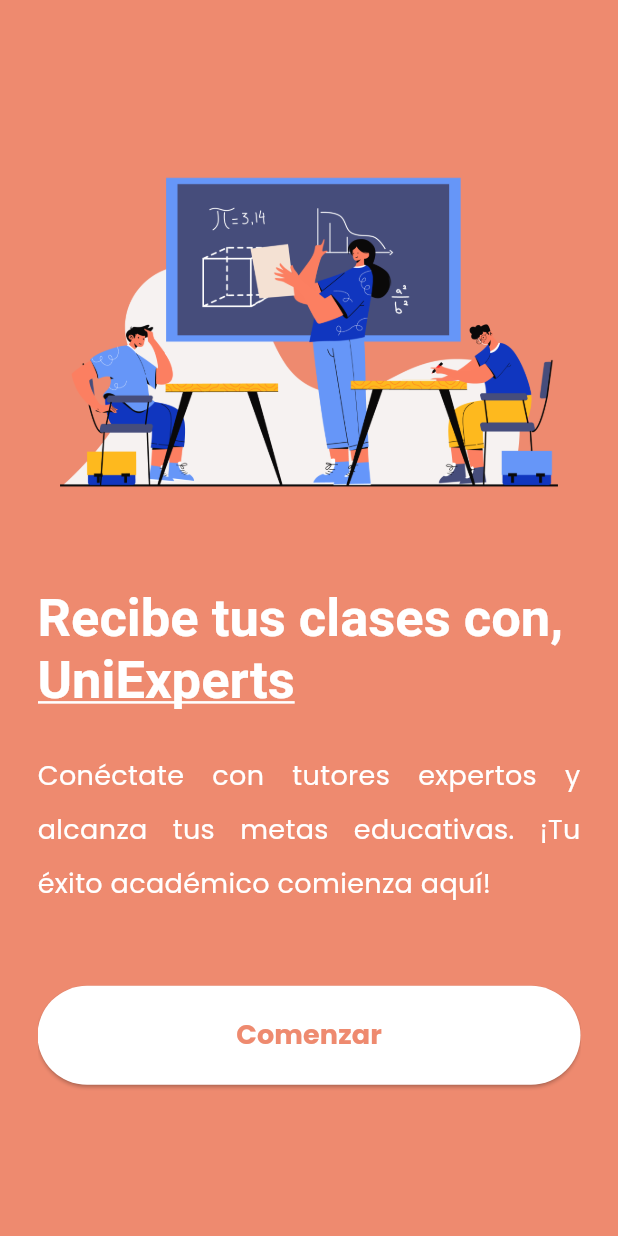
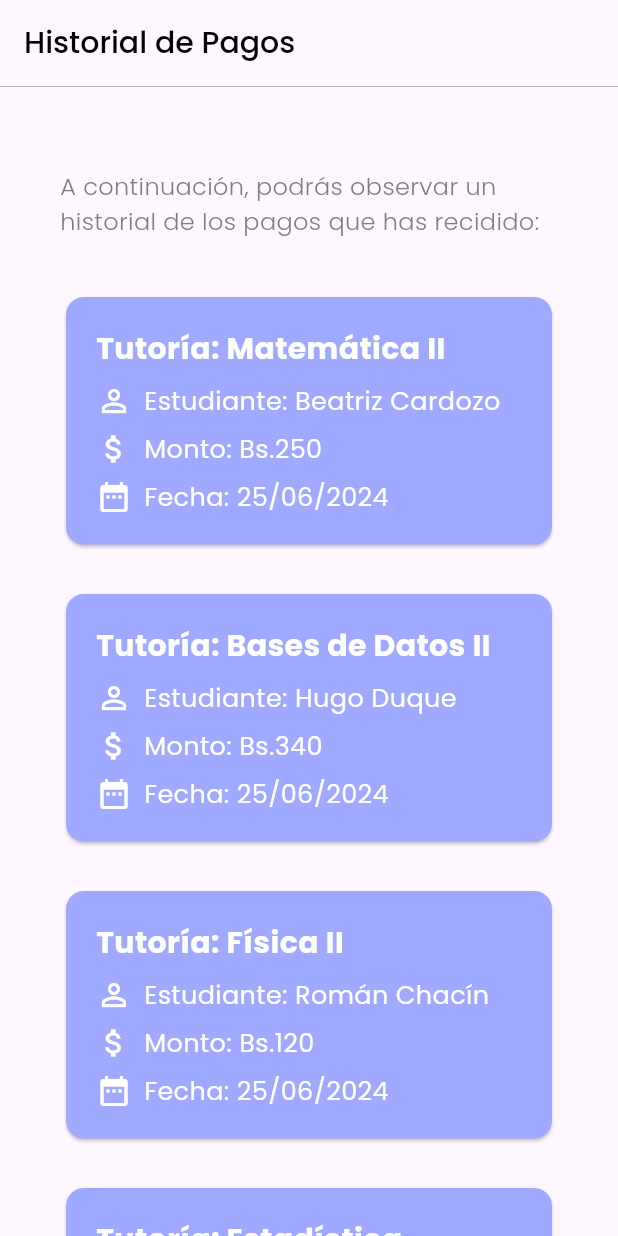
Before and after one commit to Metro-Experts/metroexpert-front, a Flutter app: the screen it shows after launch, on a phone screen of 412 x 824 dp. Run offline on Flutter 3.47's test engine with Material 3 defaults, Android fonts, the phone set to English and light mode, and no system bars; our stand-ins replace firebase_auth, firebase_core, flutter_svg, image_picker, table_calendar; accounts and stored records are empty.

Commit message:
Historial de Pagos

```diff
--- /dev/null
+++ b/lib/components/custom_history_card.dart
@@ -0,0 +1,89 @@
+import 'package:flutter/material.dart';
+
+class CustomHistoryCard extends StatefulWidget {
+  final String classTitle;
+  final String studentName;
+  final String amount;
+  final String date;
+
+  const CustomHistoryCard(
+      {super.key, required this.classTitle, required this.studentName, required this.amount, required this.date});
+
+  @override
+  State<CustomHistoryCard> createState() => _CustomHistoryCardState();
+}
+
+class _CustomHistoryCardState extends State<CustomHistoryCard> {
+  @override
+  Widget build(BuildContext context) {
+    return Center(
+          child: Card(
+            color: const Color(0xFF9FA9FF),
+            child: Padding(
+              padding: const EdgeInsets.all(20.0),
+              child: Column(
+                crossAxisAlignment: CrossAxisAlignment.start,
+                children: [
+                  Text(
+                    'Tutoría: ${widget.classTitle}',
+                    style: const TextStyle(
+                      fontWeight: FontWeight.bold,
+                      color: Colors.white,
+                      fontSize: 20,
+                    ),
+                  ),
+                  const SizedBox(height: 8.0),
+                  Row(
+                    children: [
+                      const Icon(
+                        Icons.person_outline_outlined,
+                        color: Colors.white
+                      ),
+                      const SizedBox(width: 8.0),
+                      Text('Estudiante: ${widget.studentName}', style:
+                        const TextStyle(
+                          color: Colors.white,
+                          fontSize: 17,
+                        ),
+                      ),
+                    ],
+                  ),
+                  const SizedBox(height: 8.0),
+                  Row(
+                    children: [
+                      const Icon(
+                        Icons.attach_money,
+                        color: Colors.white
+                      ),
+                      const SizedBox(width: 8.0),
+                      Text('Monto: Bs.${widget.amount}', style:
+                        const TextStyle(
+                          color: Colors.white,
+                          fontSize: 17,
+                        ),
+                      ),
+                    ],
+                  ),
+                  const SizedBox(height: 8.0),
+                  Row(
+                    children: [
+                      const Icon(
+                        Icons.date_range,
+                        color: Colors.white
+                      ),
+                      const SizedBox(width: 8.0),
+                      Text('Fecha: ${widget.date}', style:
+                        const TextStyle(
+                          color: Colors.white,
+                          fontSize: 17,
+                        ),
+                      ),
+                    ],
+                  ),
+                ],
+              ),
+            ),
+          ),
+        );
+  }
+}
--- a/lib/main.dart
+++ b/lib/main.dart
@@ -9,6 +9,7 @@ import 'package:metro_experts/controllers/sign_up_page_controller.dart';
 import 'package:metro_experts/controllers/tutor_edit_profile_page_controller.dart';
 import 'package:metro_experts/controllers/user_edit_profile_page_controller.dart';
 import 'package:metro_experts/model/user_model.dart';
+import 'package:metro_experts/pages/payments_history_page.dart';
 import 'package:provider/provider.dart';
 import 'package:metro_experts/pages/intro_page.dart';
 
@@ -61,7 +62,7 @@ class MyApp extends StatelessWidget {
           ),
         ),
         // The property [home] defines the default route of the app
-        home: const IntroPage(),
+        home: const PaymentsHistoryPage(),
         debugShowCheckedModeBanner: false,
       ),
     );
--- /dev/null
+++ b/lib/pages/payments_history_page.dart
@@ -0,0 +1,70 @@
+import 'package:flutter/material.dart';
+import 'package:metro_experts/components/custom_history_card.dart';
+import 'package:flutter/services.dart';
+
+class PaymentsHistoryPage extends StatefulWidget {
+  const PaymentsHistoryPage({super.key});
+
+  @override
+  State<PaymentsHistoryPage> createState() => _PaymentsHistoryPageState();
+}
+
+class _PaymentsHistoryPageState extends State<PaymentsHistoryPage> {
+  @override
+  Widget build(BuildContext context) {
+    SystemChrome.setPreferredOrientations([
+      DeviceOrientation.portraitUp,
+      DeviceOrientation.portraitDown,
+    ]);
+    return Scaffold(
+      appBar: AppBar(
+        title: const Text(
+          "Historial de Pagos",
+          textAlign: TextAlign.center,
+          style: TextStyle(
+              fontWeight: FontWeight.w500, color: Colors.black, fontSize: 20),
+        ),
+        bottom: PreferredSize(
+          preferredSize: const Size.fromHeight(2.0),
+          child: Container(
+            color: Colors.grey,
+            height: 0.5,
+          ),
+        ),
+      ),
+      body: Container(
+          padding: const EdgeInsets.only(left: 40, right: 40),
+          child: Column(
+            children: [
+              const SizedBox(height: 20),
+              Expanded(
+                child: ListView(
+                  children: const [
+                    SizedBox(height: 35),
+                    Text(
+                      "A continuación, podrás observar un historial de los pagos que has recidido:",
+                      style: TextStyle(
+                        fontWeight: FontWeight.w300,
+                        fontSize: 16,
+                        color: Color(0xFF7F7F7F),
+                      ),
+                    ),
+                    SizedBox(height: 35),
+                    CustomHistoryCard(classTitle: "Matemática II", studentName: "Beatriz Cardozo", amount: "250", date: "25/06/2024"),
+                    SizedBox(height: 25),
+                    CustomHistoryCard(classTitle: "Bases de Datos II", studentName: "Hugo Duque", amount: "340", date: "25/06/2024"),
+                    SizedBox(height: 25),
+                    CustomHistoryCard(classTitle: "Física II", studentName: "Román Chacín", amount: "120", date: "25/06/2024"),
+                    SizedBox(height: 25),
+                    CustomHistoryCard(classTitle: "Estadística", studentName: "Felipe Escalona", amount: "220", date: "25/06/2024"),
+                    SizedBox(height: 25),
+                    CustomHistoryCard(classTitle: "Bases de Datos I", studentName: "Erika Hernández", amount: "530", date: "25/06/2024"),
+                    SizedBox(height: 25),
+                  ],
+                ),
+              )
+            ],
+          )),
+    );
+  }
+}
```
